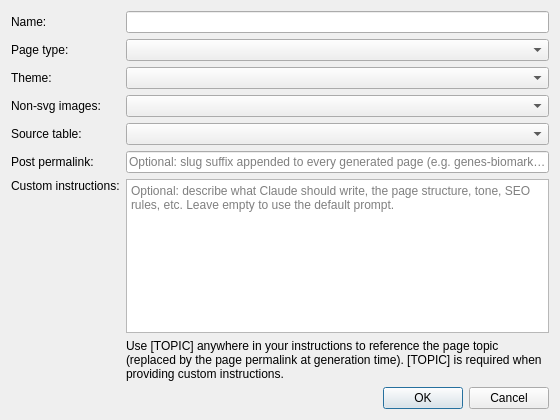
Above: WebsiteEmpire/gui/dialogs/DialogAddGeneration.ui from icingerpower/WebsiteEmpire2 before the change. Below: the same form after it.
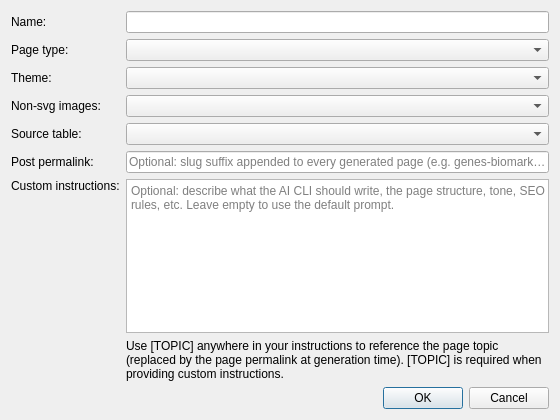
That is the form after the change.

Commit message: Generalize AI-CLI plumbing away from hardcoded Claude references

```diff
--- a/WebsiteEmpire/gui/dialogs/DialogAddGeneration.ui
+++ b/WebsiteEmpire/gui/dialogs/DialogAddGeneration.ui
@@ -96,7 +96,7 @@
      <item row="6" column="1">
       <widget class="QPlainTextEdit" name="plainTextEditInstructions">
        <property name="placeholderText">
-        <string>Optional: describe what Claude should write, the page structure, tone, SEO rules, etc. Leave empty to use the default prompt.</string>
+        <string>Optional: describe what the AI CLI should write, the page structure, tone, SEO rules, etc. Leave empty to use the default prompt.</string>
        </property>
       </widget>
      </item>
```
The commit also changes 5 other files.
